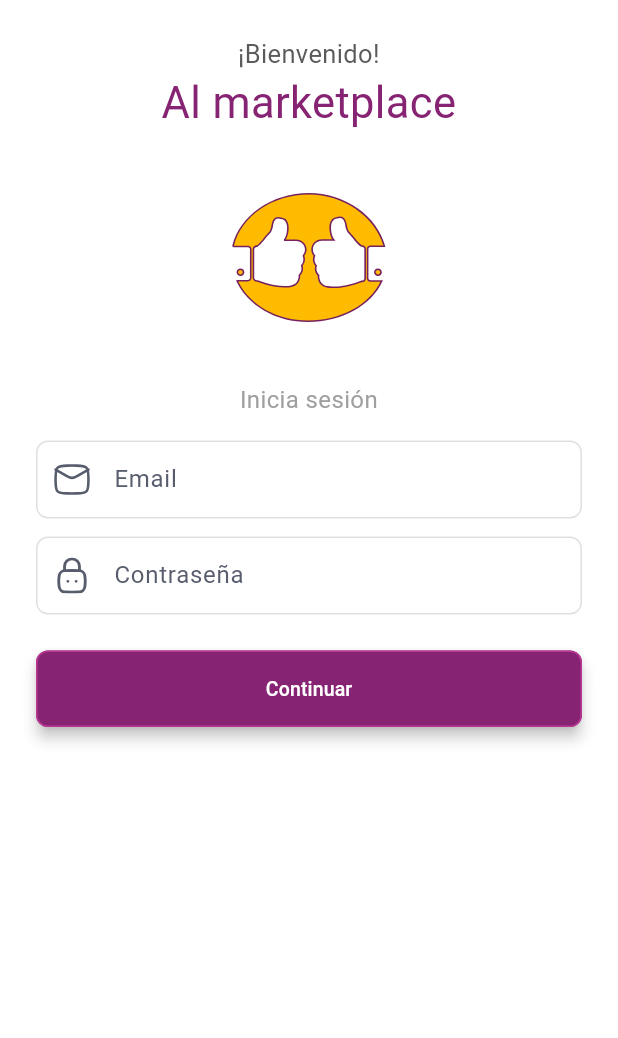
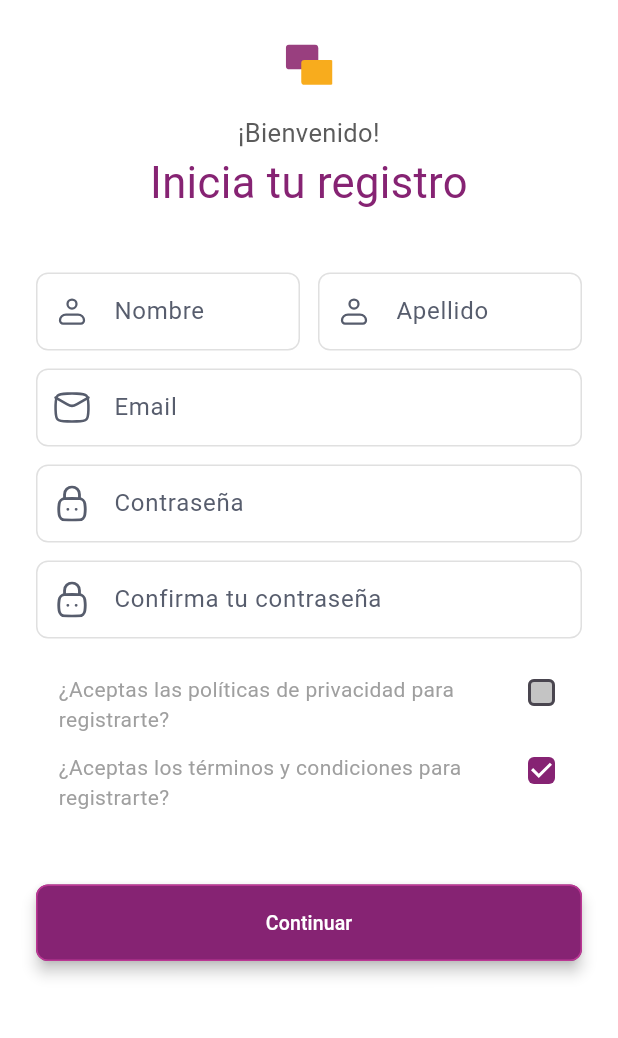
Before and after one commit to WilhelmDev/mercado-test, a Flutter app: the EmailLoginScreen screen opened directly, after a tap on "Continuar", on a phone screen of 412 x 824 dp, the part 107-1145 px from its top. Run offline on Flutter 3.47's test engine with Material 3 defaults, Android fonts, the phone set to English and light mode, and no system bars; our stand-ins replace equatable, flutter_bloc, flutter_svg.

Commit message:
add register view

```diff
--- a/lib/ui/screens/auth/email_login_screen.dart
+++ b/lib/ui/screens/auth/email_login_screen.dart
@@ -1,4 +1,5 @@
 import 'package:flutter/material.dart';
+import 'package:mercadomeet/ui/screens/auth/register_screen.dart';
 import 'package:mercadomeet/utils/app_theme.dart';
 import '../../../utils/assets.dart';
 import '../../widgets/auth/custom_text_field.dart';
@@ -56,7 +57,12 @@ class EmailLoginScreen extends StatelessWidget {
                 SizedBox(height: 24),
                 LoginButton(
                   text: 'Continuar',
-                  onPressed: () {},
+                  onPressed: () {
+                    Navigator.push(
+                      context,
+                      MaterialPageRoute(builder: (context) => RegisterScreen()),
+                    );
+                  },
                 ),
                 SizedBox(height: 24),
               ],
--- /dev/null
+++ b/lib/ui/screens/auth/register_screen.dart
@@ -0,0 +1,112 @@
+import 'package:flutter/material.dart';
+import 'package:mercadomeet/ui/widgets/auth/custom_checkbox.dart';
+import 'package:mercadomeet/utils/app_theme.dart';
+import '../../../utils/assets.dart';
+import '../../widgets/auth/custom_text_field.dart';
+import '../../widgets/auth/login_button.dart';
+
+class RegisterScreen extends StatefulWidget {
+  const RegisterScreen({Key? key}) : super(key: key);
+
+  @override
+  _RegisterScreenState createState() => _RegisterScreenState();
+}
+
+class _RegisterScreenState extends State<RegisterScreen> {
+  bool _acceptPrivacyPolicy = false;
+  bool _acceptTermsAndConditions = true;
+
+  @override
+  Widget build(BuildContext context) {
+    return Scaffold(
+      body: SafeArea(
+        child: SingleChildScrollView(
+          child: Padding(
+            padding: const EdgeInsets.symmetric(horizontal: 24.0),
+            child: Column(
+              crossAxisAlignment: CrossAxisAlignment.stretch,
+              children: [
+                SizedBox(height: 40),
+                Assets.svgAsset(Assets.logo, height: 31),
+                SizedBox(height: 30),
+                Assets.svgAsset(Assets.squareImage, height: 32, width: 42),
+                SizedBox(height: 15),
+                Text(
+                  '¡Bienvenido!',
+                  textAlign: TextAlign.center,
+                  style: TextStyle(fontSize: 17, fontWeight: FontWeight.w400, color: Color(0xFF5B5B5B)),
+                ),
+                Text(
+                  'Inicia tu registro',
+                  textAlign: TextAlign.center,
+                  style: TextStyle(fontSize: 29, color: AppColors.purpleButton, fontWeight: FontWeight.w400),
+                ),
+                SizedBox(height: 40),
+                Row(
+                  children: [
+                    Expanded(
+                      child: CustomTextField(
+                        hintText: 'Nombre',
+                        prefixIcon: Assets.userIcon,
+                      ),
+                    ),
+                    SizedBox(width: 12),
+                    Expanded(
+                      child: CustomTextField(
+                        hintText: 'Apellido',
+                        prefixIcon: Assets.userIcon,
+                      ),
+                    ),
+                  ],
+                ),
+                SizedBox(height: 12),
+                CustomTextField(
+                  hintText: 'Email',
+                  prefixIcon: Assets.emailIcon,
+                ),
+                SizedBox(height: 12),
+                CustomTextField(
+                  hintText: 'Contraseña',
+                  prefixIcon: Assets.lockIcon,
+                  obscureText: true,
+                ),
+                SizedBox(height: 12),
+                CustomTextField(
+                  hintText: 'Confirma tu contraseña',
+                  prefixIcon: Assets.lockIcon,
+                  obscureText: true,
+                ),
+                SizedBox(height: 24),
+                Padding(
+                  padding: const EdgeInsets.symmetric(horizontal: 15),
+                  child: Column(
+                    children: [
+                      CustomCheckbox(
+                        text: '¿Aceptas las políticas de privacidad para registrarte?',
+                        value: _acceptPrivacyPolicy,
+                        onChanged: (value) => setState(() => _acceptPrivacyPolicy = value!),
+                      ),
+                      SizedBox(height: 12),
+                      CustomCheckbox(
+                        text: '¿Aceptas los términos y condiciones para registrarte?',
+                        value: _acceptTermsAndConditions,
+                        onChanged: (value) => setState(() => _acceptTermsAndConditions = value!),
+                      ),
+                    ],
+                  ),
+                ),
+                SizedBox(height: 24),
+                SizedBox(height: 24),
+                LoginButton(
+                  text: 'Continuar',
+                  onPressed: () {},
+                ),
+                SizedBox(height: 24),
+              ],
+            ),
+          ),
+        ),
+      ),
+    );
+  }
+}
--- /dev/null
+++ b/lib/ui/widgets/auth/custom_checkbox.dart
@@ -0,0 +1,58 @@
+import 'package:flutter/material.dart';
+import '../../../utils/app_theme.dart';
+
+class CustomCheckbox extends StatelessWidget {
+  final String text;
+  final bool value;
+  final Function(bool?) onChanged;
+
+  const CustomCheckbox({
+    super.key,
+    required this.text,
+    required this.value,
+    required this.onChanged,
+  });
+
+  @override
+  Widget build(BuildContext context) {
+    return GestureDetector(
+      onTap: () {
+        onChanged(!value);
+      },
+      child: Row(
+        crossAxisAlignment: CrossAxisAlignment.start,
+        children: [
+          Expanded(
+            child: Text(
+              text,
+              style: TextStyle(
+                fontSize: 14,
+                color: Color(0xFF9F9F9F),
+              ),
+            ),
+          ),
+          SizedBox(width: 8),
+          SizedBox(
+            width: 24,
+            height: 24,
+            child: Checkbox(
+              value: value,
+              onChanged: onChanged,
+              activeColor: AppColors.purpleButton,
+              fillColor: WidgetStateProperty.resolveWith<Color>((Set<WidgetState> states) {
+                if (states.contains(WidgetState.selected)) {
+                  return AppColors.purpleButton;
+                }
+                return Color(0xFFC4C4C4); // Color cuando no está seleccionado
+              }),
+              shape: RoundedRectangleBorder(
+                borderRadius: BorderRadius.circular(4),
+                side: BorderSide(color: Color(0xFFE5E5E5)),
+              ),
+            ),
+          ),
+        ],
+      ),
+    );
+  }
+}
--- a/lib/utils/assets.dart
+++ b/lib/utils/assets.dart
@@ -9,6 +9,8 @@ class Assets {
   static const String emailIcon = 'assets/icons/email.svg';
   static const String logoBase = 'assets/images/MM.svg';
   static const String lockIcon = 'assets/icons/lock.svg';
+  static const String squareImage = 'assets/images/square.svg';
+  static const String userIcon = 'assets/icons/person.svg';
 
   static SvgPicture svgAsset(String assetName, {double? width, double? height, Color? color}) {
     return SvgPicture.asset(
```
